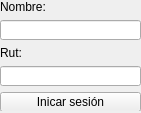
This is ui/login_dialog.ui in Matiti061/TecnoPC as Qt 5 draws it before an edit. The edited form follows.
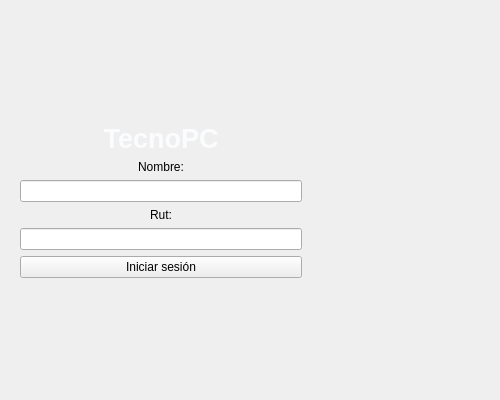
This is the edited form.

```diff
--- a/ui/login_dialog.ui
+++ b/ui/login_dialog.ui
@@ -6,55 +6,143 @@
    <rect>
     <x>0</x>
     <y>0</y>
-    <width>141</width>
-    <height>113</height>
+    <width>500</width>
+    <height>400</height>
    </rect>
   </property>
   <property name="windowTitle">
    <string>Inicio Sesión</string>
   </property>
-  <widget class="QWidget" name="verticalLayoutWidget">
-   <property name="geometry">
+  <layout class="QVBoxLayout" name="mainLayout">
+   <property name="contentsMargins">
     <rect>
      <x>0</x>
      <y>0</y>
-     <width>141</width>
-     <height>111</height>
+     <width>0</width>
+     <height>0</height>
     </rect>
    </property>
-   <layout class="QVBoxLayout" name="verticalLayout">
+   <item>
+    <spacer name="verticalSpacerTop">
+     <property name="sizeHint">
+      <size>
+       <width>20</width>
+       <height>40</height>
+      </size>
+     </property>
+    </spacer>
+   </item>
+   <item>
+    <widget class="QWidget" name="container">
+     <property name="maximumSize">
+      <size>
+       <width>300</width>
+       <height>200</height>
+      </size>
+     </property>
+     <layout class="QVBoxLayout" name="containerLayout">
+      <property name="contentsMargins">
+       <rect>
+        <x>0</x>
+        <y>0</y>
+        <width>0</width>
+        <height>0</height>
+       </rect>
+      </property>
+      <item>
+       <widget class="QLabel" name="labelTitulo">
+        <property name="text">
+         <string>TecnoPC</string>
+        </property>
+        <property name="alignment">
+         <set>Qt::AlignCenter</set>
+        </property>
+        <property name="font">
+         <font>
+          <pointsize>20</pointsize>
+          <bold>true</bold>
+         </font>
+        </property>
+        <property name="styleSheet">
+         <string>color: #FAFCFD</string>
+        </property>
+       </widget>
+      </item>
     <item>
      <widget class="QLabel" name="labelName">
       <property name="text">
        <string>Nombre:</string>
       </property>
       <property name="alignment">
-       <set>Qt::AlignLeading|Qt::AlignLeft|Qt::AlignVCenter</set>
+         <set>Qt::AlignCenter</set>
       </property>
      </widget>
     </item>
     <item>
-     <widget class="QLineEdit" name="lineEditName"/>
+       <widget class="QLineEdit" name="lineEditName">
+        <property name="maximumSize">
+         <size>
+          <width>300</width>
+          <height>30</height>
+         </size>
+        </property>
+        <!--
+        <property name="alignment">
+         <set>Qt::AlignCenter</set>
+        </property>-->
+       </widget>
     </item>
     <item>
      <widget class="QLabel" name="labelRut">
       <property name="text">
        <string>Rut:</string>
       </property>
+        <property name="alignment">
+         <set>Qt::AlignCenter</set>
+        </property>
      </widget>
     </item>
     <item>
-     <widget class="QLineEdit" name="lineEditRut"/>
+       <widget class="QLineEdit" name="lineEditRut">
+        <property name="maximumSize">
+         <size>
+          <width>300</width>
+          <height>30</height>
+         </size>
+        </property>
+        <!--
+        <property name="alignment">
+         <set>Qt::AlignCenter</set>
+        </property>-->
+       </widget>
     </item>
     <item>
      <widget class="QPushButton" name="login_btn">
       <property name="text">
-       <string>Inicar sesión</string>
-      </property>
+         <string>Iniciar sesión</string>
+        </property>
+        <property name="maximumSize">
+         <size>
+          <width>300</width>
+          <height>30</height>
+         </size>
+        </property>
      </widget>
     </item>
    </layout>
   </widget>
+   </item>
+   <item>
+    <spacer name="verticalSpacerBottom">
+     <property name="sizeHint">
+      <size>
+       <width>20</width>
+       <height>40</height>
+      </size>
+     </property>
+    </spacer>
+   </item>
+  </layout>
  </widget>
  <resources/>
  <connections/>
```
Left out of the diff: 2 changed lines with no effect on the pictures. Lines whose indentation alone changed are shown as unchanged.
